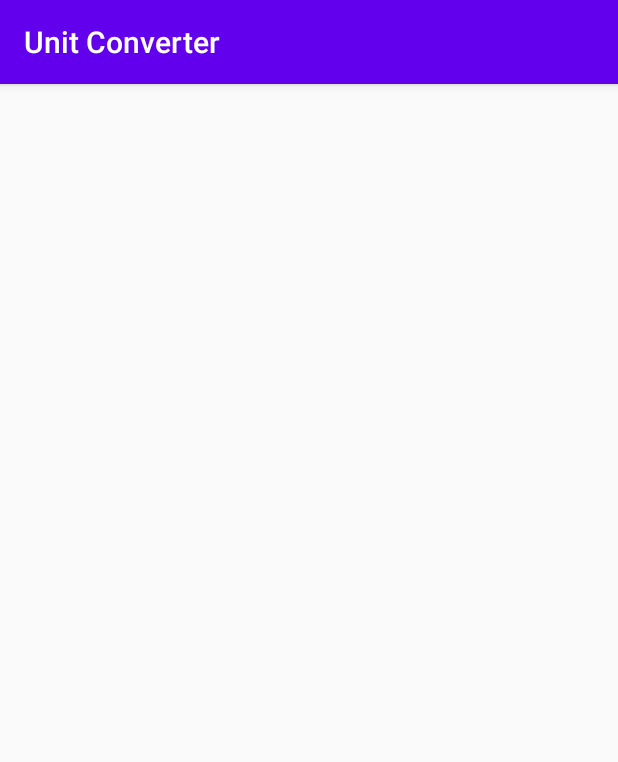
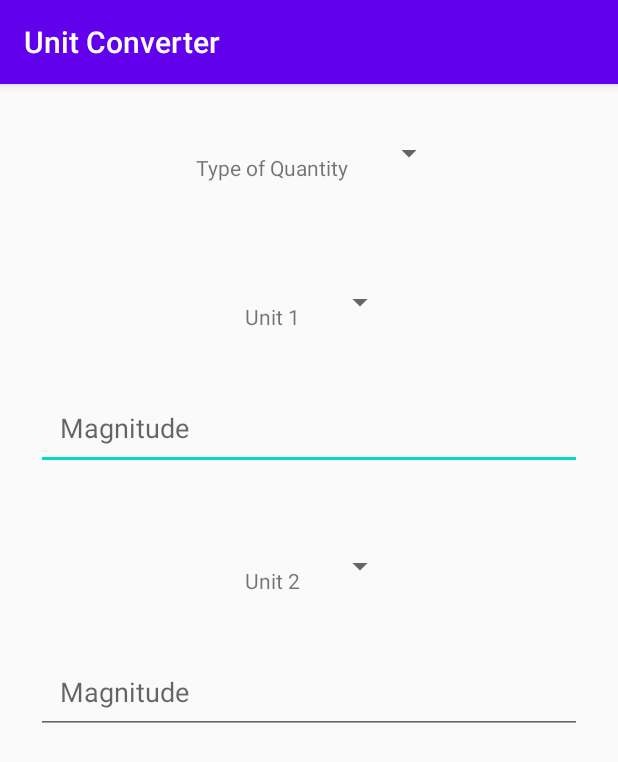
Before and after one commit to nvishal1510/UnitConverter, an Android app: the screen it shows after launch (MainActivity), on a phone screen of 412 x 824 dp. Shown: the top 762 px of the screen. Run offline under Robolectric (Android 15) with nearby library versions, the phone set to English and light mode, and no system bars.

Commit message:
Added activity_main.xml layout

```diff
--- a/app/src/main/res/layout/activity_main.xml
+++ b/app/src/main/res/layout/activity_main.xml
@@ -1,7 +1,100 @@
 <?xml version="1.0" encoding="utf-8"?>
-<androidx.constraintlayout.widget.ConstraintLayout xmlns:android="http://schemas.android.com/apk/res/android"
+<LinearLayout xmlns:android="http://schemas.android.com/apk/res/android"
         xmlns:app="http://schemas.android.com/apk/res-auto"
         xmlns:tools="http://schemas.android.com/tools"
         android:layout_width="match_parent"
         android:layout_height="match_parent"
-        tools:context=".MainActivity"/>
+        android:gravity="center_horizontal"
+        android:orientation="vertical"
+        tools:context=".MainActivity">
+
+    <LinearLayout
+            android:id="@+id/quantityType"
+            android:layout_width="wrap_content"
+            android:layout_height="wrap_content"
+            android:layout_marginTop="30dp"
+            android:layout_marginBottom="24dp"
+            android:orientation="horizontal">
+
+        <TextView
+                android:id="@+id/quantityTypeLabel"
+                android:layout_width="wrap_content"
+                android:layout_height="wrap_content"
+                android:padding="16dp"
+                android:text="@string/quantity_type_label" />
+
+        <Spinner
+                android:id="@+id/quantityTypeSpinner"
+                android:layout_width="wrap_content"
+                android:layout_height="wrap_content"
+                android:padding="16dp" />
+
+    </LinearLayout>
+
+    <LinearLayout
+            android:id="@+id/unit1"
+            android:layout_width="wrap_content"
+            android:layout_height="wrap_content"
+            android:layout_marginTop="24dp"
+            android:layout_marginBottom="10dp">
+
+        <TextView
+                android:id="@+id/unit1Label"
+                android:layout_width="wrap_content"
+                android:layout_height="wrap_content"
+                android:padding="16dp"
+                android:text="@string/unit_1_label" />
+
+        <Spinner
+                android:id="@+id/unit1Spinner"
+                android:layout_width="wrap_content"
+                android:layout_height="wrap_content"
+                android:padding="16dp" />
+    </LinearLayout>
+
+    <EditText
+            android:id="@+id/unit1Magnitude"
+            android:layout_width="match_parent"
+            android:layout_height="wrap_content"
+            android:layout_marginHorizontal="24dp"
+            android:layout_marginTop="10dp"
+            android:layout_marginBottom="24dp"
+            android:hint="@string/magnitude_hint"
+            android:importantForAutofill="no"
+            android:inputType="numberDecimal"
+            android:padding="16dp" />
+
+    <LinearLayout
+            android:id="@+id/unit2"
+            android:layout_width="wrap_content"
+            android:layout_height="wrap_content"
+            android:layout_marginTop="24dp"
+            android:layout_marginBottom="10dp">
+
+        <TextView
+                android:id="@+id/unit2Label"
+                android:layout_width="wrap_content"
+                android:layout_height="wrap_content"
+                android:padding="16dp"
+                android:text="@string/unit_2_label" />
+
+        <Spinner
+                android:id="@+id/unit2Spinner"
+                android:layout_width="wrap_content"
+                android:layout_height="wrap_content"
+                android:padding="16dp" />
+    </LinearLayout>
+
+    <EditText
+            android:id="@+id/unit2Magnitude"
+            android:layout_width="match_parent"
+            android:layout_height="wrap_content"
+            android:layout_marginHorizontal="24dp"
+            android:layout_marginTop="10dp"
+            android:layout_marginBottom="24dp"
+            android:hint="@string/magnitude_hint"
+            android:importantForAutofill="no"
+            android:inputType="numberDecimal"
+            android:padding="16dp" />
+
+</LinearLayout>
--- a/app/src/main/res/values/strings.xml
+++ b/app/src/main/res/values/strings.xml
@@ -1,6 +1,6 @@
 <resources>
     <string name="app_name">Unit Converter</string>
-    <string name="type_of_quantity_label">Type of Quantity</string>
+    <string name="quantity_type_label">Type of Quantity</string>
     <string name="unit_1_label">Unit 1</string>
     <string name="unit_2_label">Unit 2</string>
     <string name="magnitude_hint">Magnitude</string>
```
Also changed, not shown: 2 other files.
